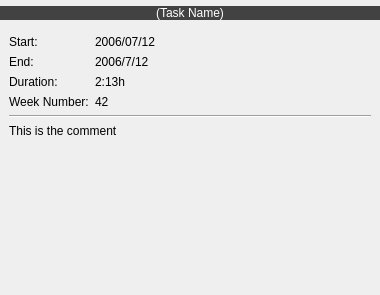
Qt form Charm/EventDisplay.ui (KDAB/Charm) before a commit.
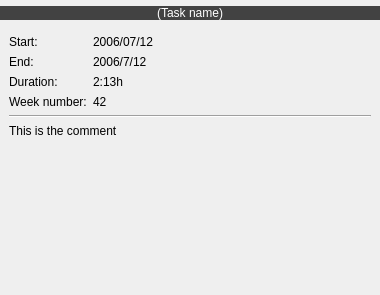
The same form after that commit.

```diff
--- a/Charm/EventDisplay.ui
+++ b/Charm/EventDisplay.ui
@@ -448,8 +448,8 @@
      <property name="autoFillBackground" >
       <bool>true</bool>
      </property>
-     <property name="text" >
-      <string>(Task Name)</string>
+     <property name="text">
+      <string>(Task name)</string>
      </property>
      <property name="alignment" >
       <set>Qt::AlignCenter</set>
@@ -518,10 +518,10 @@
           </property>
          </widget>
         </item>
-        <item row="3" column="0" >
-         <widget class="QLabel" name="label_7" >
-          <property name="text" >
-           <string>Week Number:</string>
+        <item row="3" column="0">
+         <widget class="QLabel" name="label_7">
+          <property name="text">
+           <string>Week number:</string>
           </property>
          </widget>
         </item>
```
Left out of the diff: 379 changed lines with no effect on the pictures.
